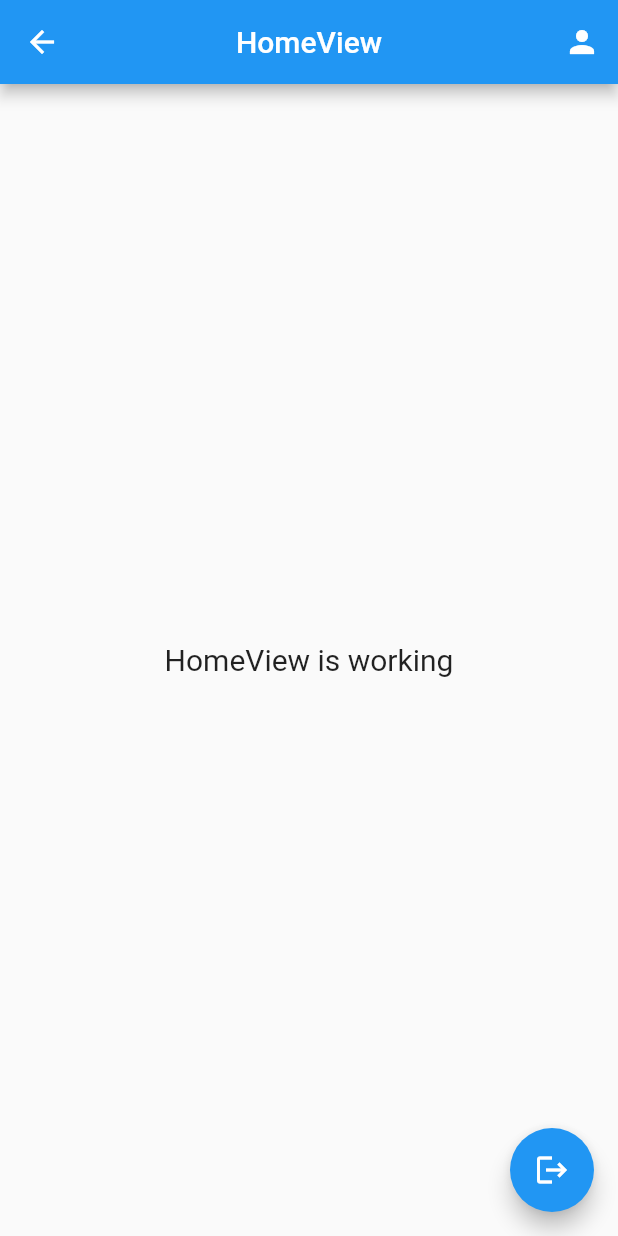
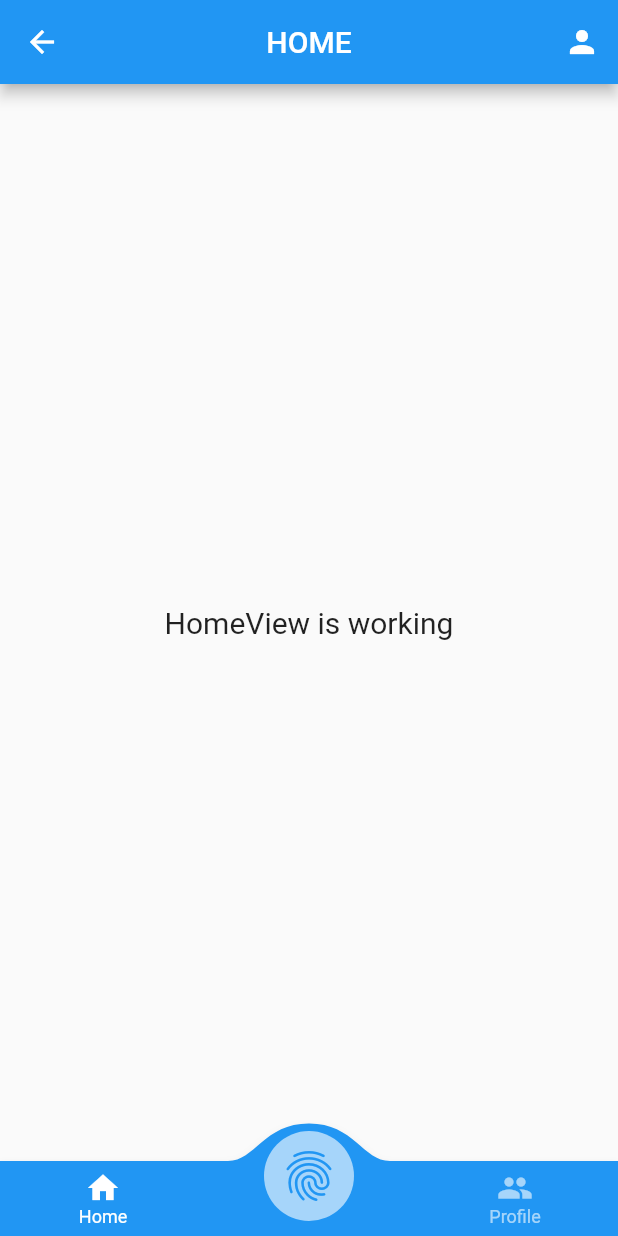
Before and after one commit to ahmadrahmat/presence, a Flutter app: the HomeView screen opened by its route, on a phone screen of 412 x 824 dp. Run offline on Flutter 3.47's test engine with Material 2 defaults, Android fonts, the phone set to English and light mode, and no system bars; drawn by our look-alikes of convex_bottom_bar; our stand-ins replace cloud_firestore, firebase_auth, firebase_core, firebase_storage, get, image_picker; accounts and stored records are empty.

Commit message:
18 Bottom Navigation Bar

```diff
--- a/lib/app/modules/home/views/home_view.dart
+++ b/lib/app/modules/home/views/home_view.dart
@@ -1,12 +1,15 @@
-// ignore_for_file: prefer_const_constructors
+// ignore_for_file: prefer_const_constructors, prefer_const_literals_to_create_immutables, avoid_print
 
-import 'package:firebase_auth/firebase_auth.dart';
+import 'package:convex_bottom_bar/convex_bottom_bar.dart';
 import 'package:flutter/material.dart';
 
 import 'package:get/get.dart';
 import 'package:presence/app/routes/app_pages.dart';
 
 import '../controllers/home_controller.dart';
+import '../../../controllers/page_index_controller.dart';
+
+final pageC = Get.find<PageIndexController>();
 
 class HomeView extends GetView<HomeController> {
   const HomeView({Key? key}) : super(key: key);
@@ -14,7 +17,7 @@ class HomeView extends GetView<HomeController> {
   Widget build(BuildContext context) {
     return Scaffold(
       appBar: AppBar(
-        title: const Text('HomeView'),
+        title: const Text('HOME'),
         centerTitle: true,
         actions: [
           IconButton(
@@ -23,24 +26,6 @@ class HomeView extends GetView<HomeController> {
             },
             icon: const Icon(Icons.person),
           )
-          // StreamBuilder<DocumentSnapshot<Map<String, dynamic>>>(
-          //     stream: controller.streamRole(),
-          //     builder: (context, snapshot) {
-          //       if (snapshot.connectionState == ConnectionState.waiting) {
-          //         return SizedBox();
-          //       }
-          //       String role = snapshot.data!.data()!["role"];
-          //       if (role == "admin") {
-          //         return IconButton(
-          //           onPressed: () {
-          //             Get.toNamed(Routes.ADD_PEGAWAI);
-          //           },
-          //           icon: const Icon(Icons.person),
-          //         );
-          //       } else {
-          //         return SizedBox();
-          //       }
-          //     }),
         ],
       ),
       body: const Center(
@@ -49,20 +34,15 @@ class HomeView extends GetView<HomeController> {
           style: TextStyle(fontSize: 20),
         ),
       ),
-      floatingActionButton: Obx(
-        () => FloatingActionButton(
-          onPressed: () async {
-            if (controller.isLoading.isFalse) {
-              controller.isLoading.value = true;
-              await FirebaseAuth.instance.signOut();
-              controller.isLoading.value = false;
-              Get.offAllNamed(Routes.LOGIN);
-            }
-          },
-          child: controller.isLoading.isFalse
-              ? Icon(Icons.logout)
-              : CircularProgressIndicator(),
-        ),
+      bottomNavigationBar: ConvexAppBar(
+        style: TabStyle.fixedCircle,
+        items: [
+          TabItem(icon: Icons.home, title: 'Home'),
+          TabItem(icon: Icons.fingerprint, title: 'Add'),
+          TabItem(icon: Icons.people, title: 'Profile'),
+        ],
+        initialActiveIndex: pageC.pageIndex.value,
+        onTap: (int i) => pageC.changePage(i),
       ),
     );
   }
--- a/lib/app/modules/profile/views/profile_view.dart
+++ b/lib/app/modules/profile/views/profile_view.dart
@@ -1,12 +1,16 @@
 // ignore_for_file: prefer_const_constructors, prefer_const_literals_to_create_immutables, curly_braces_in_flow_control_structures
 
 import 'package:cloud_firestore/cloud_firestore.dart';
+import 'package:convex_bottom_bar/convex_bottom_bar.dart';
 import 'package:flutter/material.dart';
 
 import 'package:get/get.dart';
 import 'package:presence/app/routes/app_pages.dart';
 
 import '../controllers/profile_controller.dart';
+import '../../../controllers/page_index_controller.dart';
+
+final pageC = Get.find<PageIndexController>();
 
 class ProfileView extends GetView<ProfileController> {
   const ProfileView({Key? key}) : super(key: key);
@@ -106,6 +110,16 @@ class ProfileView extends GetView<ProfileController> {
               );
             }
           }),
+      bottomNavigationBar: ConvexAppBar(
+        style: TabStyle.fixedCircle,
+        items: [
+          TabItem(icon: Icons.home, title: 'Home'),
+          TabItem(icon: Icons.fingerprint, title: 'Add'),
+          TabItem(icon: Icons.people, title: 'Profile'),
+        ],
+        initialActiveIndex: pageC.pageIndex.value,
+        onTap: (int i) => pageC.changePage(i),
+      ),
     );
   }
 }
--- a/lib/app/routes/app_pages.dart
+++ b/lib/app/routes/app_pages.dart
@@ -29,6 +29,7 @@ class AppPages {
       name: _Paths.HOME,
       page: () => const HomeView(),
       binding: HomeBinding(),
+      transition: Transition.fadeIn,
     ),
     GetPage(
       name: _Paths.ADD_PEGAWAI,
@@ -54,6 +55,7 @@ class AppPages {
       name: _Paths.PROFILE,
       page: () => const ProfileView(),
       binding: ProfileBinding(),
+      transition: Transition.fadeIn,
     ),
     GetPage(
       name: _Paths.UPDATE_PROFILE,
--- a/lib/main.dart
+++ b/lib/main.dart
@@ -3,6 +3,7 @@
 import 'package:firebase_auth/firebase_auth.dart';
 import 'package:flutter/material.dart';
 import 'package:firebase_core/firebase_core.dart';
+import 'package:presence/app/controllers/page_index_controller.dart';
 import 'firebase_options.dart';
 import 'package:get/get.dart';
 
@@ -13,6 +14,9 @@ void main() async {
   await Firebase.initializeApp(
     options: DefaultFirebaseOptions.currentPlatform,
   );
+
+  final pageC = Get.put(PageIndexController(), permanent: true);
+
   runApp(
     StreamBuilder<User?>(
         stream: FirebaseAuth.instance.authStateChanges(),
--- a/pubspec.yaml
+++ b/pubspec.yaml
@@ -13,6 +13,7 @@ dependencies:
   cloud_firestore: 4.9.3
   firebase_storage: 11.2.8
   image_picker: 1.0.4
+  convex_bottom_bar: 3.2.0
   flutter:
     sdk: flutter
 
```
Also changed, not shown: lib/app/controllers/page_index_controller.dart (added, +23 -0 lines), pubspec.lock.
